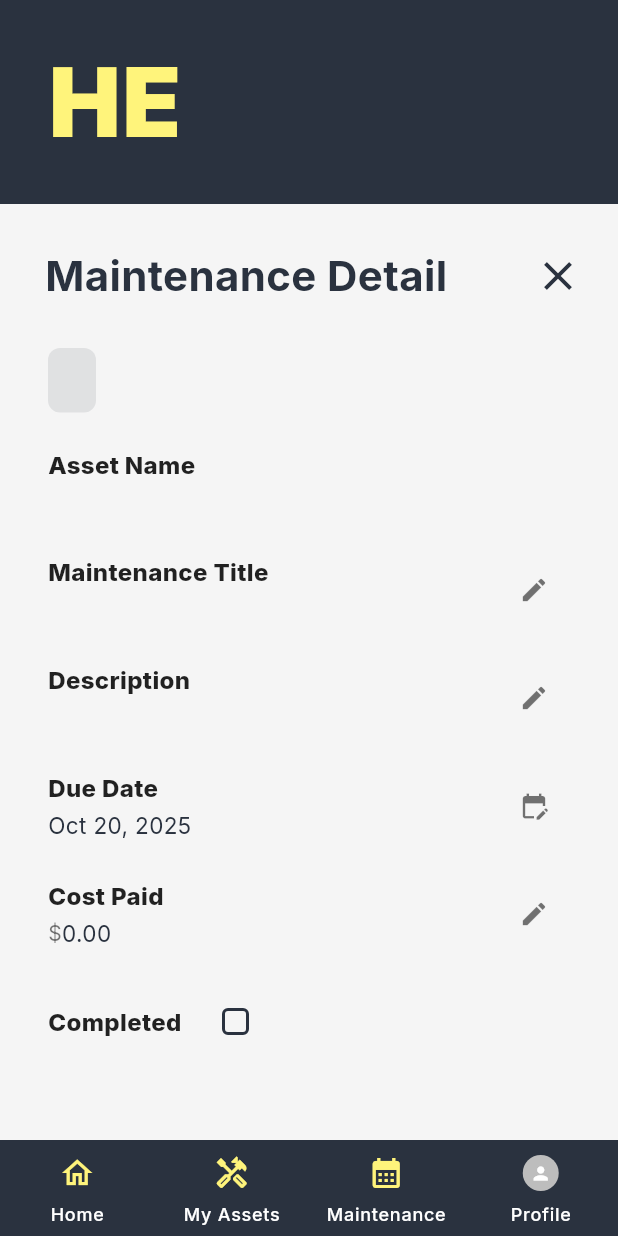
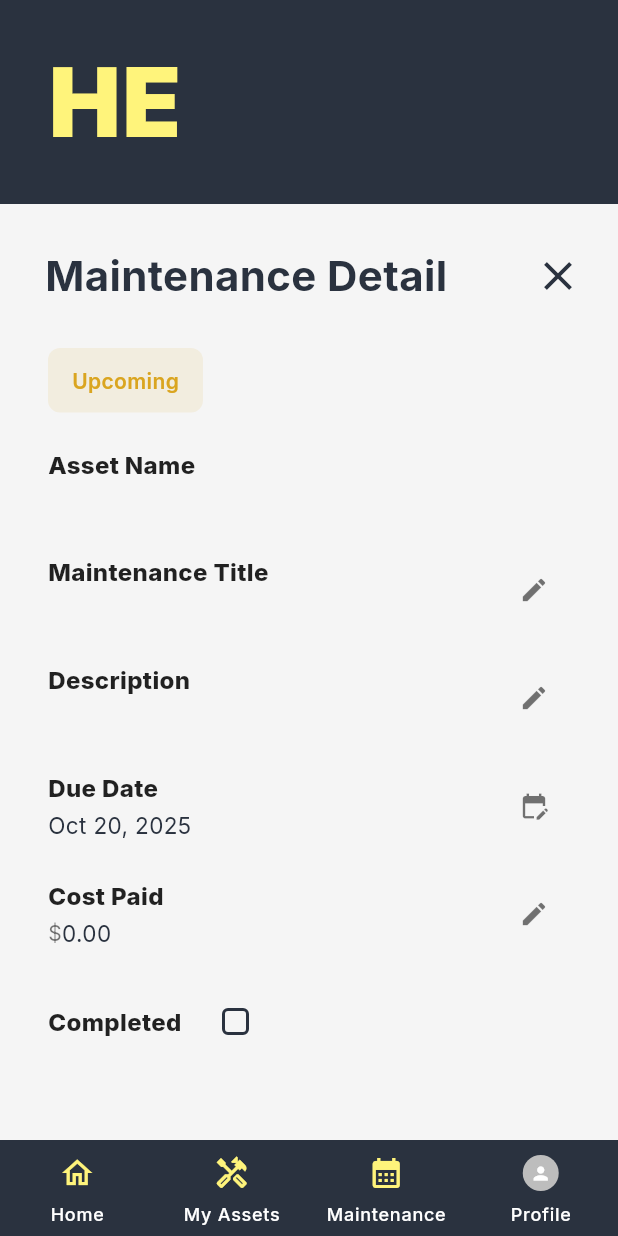
Before and after one commit to ttu-jherron/SWE1-Mobile-App, a Flutter app: the MaintenanceEntryDetailScreen widget shown alone on an empty page, opened directly with empty values, on a phone screen of 412 x 824 dp. Run offline on Flutter 3.47's test engine with Material 3 defaults, Android fonts, the phone set to English and light mode, and no system bars; our stand-ins replace auto_size_text, cached_network_image, flutter_cache_manager, image_picker, shared_preferences; missing offline and left inert: clerk_auth, clerk_flutter; accounts and stored records are empty; network calls fail.

Commit message:
Made maintenances statuses caclulated and stored locally

```diff
--- a/lib/features/maintenance/data/maintenance_entry.dart
+++ b/lib/features/maintenance/data/maintenance_entry.dart
@@ -140,3 +140,14 @@ class MaintenanceEntry {
     };
   }
 }
+
+extension MaintenanceEntryStatus on MaintenanceEntry {
+  String get localStatus {
+    if (isCompleted) return 'Completed';
+    final today = DateTime.now();
+    final due = DateTime(maintenanceDueDate.year, maintenanceDueDate.month, maintenanceDueDate.day);
+    final nowDate = DateTime(today.year, today.month, today.day);
+    if (due.isBefore(nowDate)) return 'Overdue';
+    return 'Upcoming';
+  }
+}
--- a/lib/features/maintenance/presentation/maintenance_entry_detail_screen.dart
+++ b/lib/features/maintenance/presentation/maintenance_entry_detail_screen.dart
@@ -114,6 +114,8 @@ class _MaintenanceEntryDetailScreenState extends State<MaintenanceEntryDetailScr
     }
   }
 
+  String get _computedStatus => _currentEntry.localStatus; // Use extension
+
   @override
   Widget build(BuildContext context) {
     return AppLayout(
@@ -140,7 +142,7 @@ class _MaintenanceEntryDetailScreenState extends State<MaintenanceEntryDetailScr
                     ),
                   ),
                   IconButton(
-                    onPressed: () => Navigator.of(context).pop(),
+                    onPressed: () => Navigator.of(context).pop(true), // Pass true to indicate update
                     icon: const Icon(
                       Icons.close,
                       color: AppColors.ebonyClay,
@@ -165,23 +167,23 @@ class _MaintenanceEntryDetailScreenState extends State<MaintenanceEntryDetailScr
                       child: Container(
                         padding: const EdgeInsets.symmetric(horizontal: Spacing.md, vertical: Spacing.sm),
                         decoration: BoxDecoration(
-                          color: _currentEntry.maintenanceStatus == 'Overdue'
+                          color: _computedStatus == 'Overdue'
                               ? Colors.red.withOpacity(0.1)
-                              : _currentEntry.maintenanceStatus == 'Completed'
+                              : _computedStatus == 'Completed'
                                   ? Colors.green.withOpacity(0.1)
-                                  : _currentEntry.maintenanceStatus == 'Upcoming'
+                                  : _computedStatus == 'Upcoming'
                                       ? AppColors.darkGold.withOpacity(0.1)
                                       : AppColors.ebonyClay.withOpacity(0.1),
                           borderRadius: BorderRadius.circular(8),
                         ),
                         child: Text(
-                          _currentEntry.maintenanceStatus,
+                          _computedStatus,
                           style: TextStyle(
-                            color: _currentEntry.maintenanceStatus == 'Overdue'
+                            color: _computedStatus == 'Overdue'
                                 ? Colors.red
-                                : _currentEntry.maintenanceStatus == 'Completed'
+                                : _computedStatus == 'Completed'
                                     ? Colors.green
-                                    : _currentEntry.maintenanceStatus == 'Upcoming'
+                                    : _computedStatus == 'Upcoming'
                                         ? AppColors.darkGold
                                         : AppColors.ebonyClay,
                             fontWeight: FontWeight.w600,
```
Also changed, not shown: lib/features/maintenance/presentation/maintenance_screen.dart (+25 -13 lines), lib/features/myassets/presentation/viewasset.dart (+14 -8 lines).
